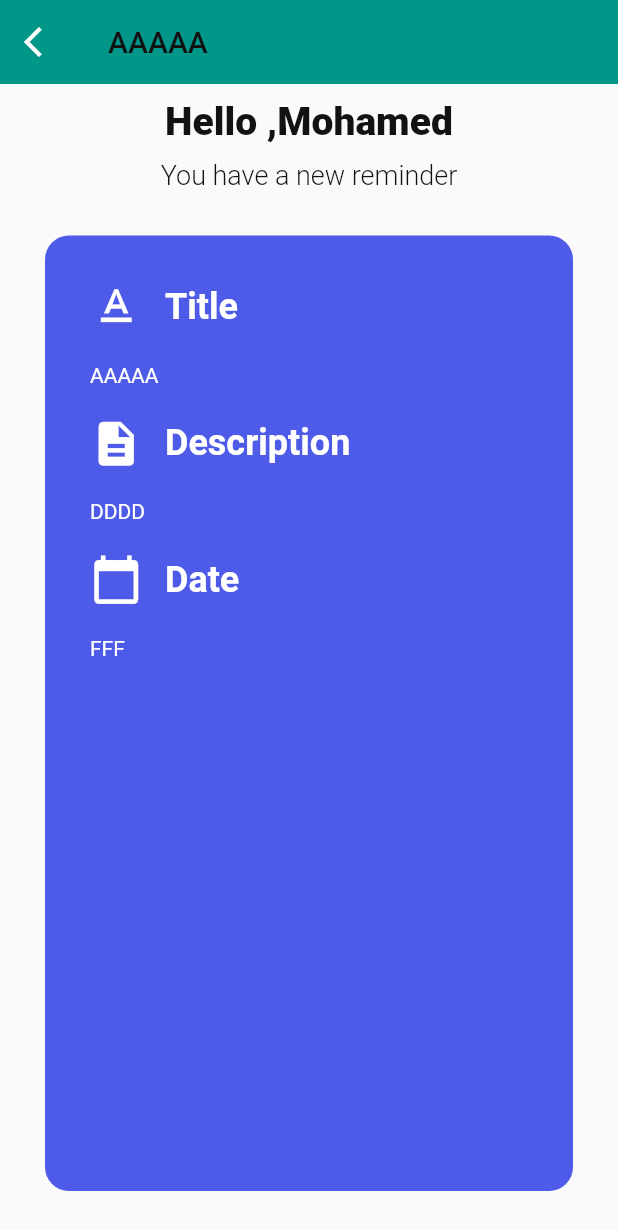
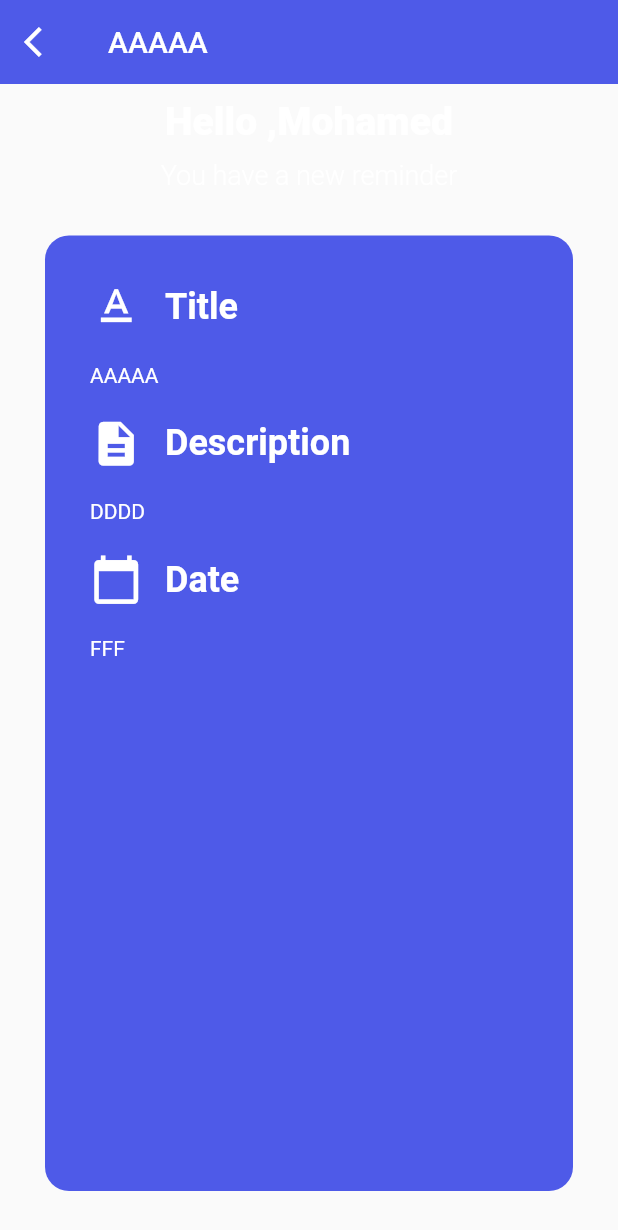
Before and after one commit to Mohamed-Elrashidy/To-Do-App, a Flutter app: the screen it shows after launch, after a tap on the "arrow back ios" icon, on a phone screen of 412 x 824 dp. Shown: the top 1230 px of the screen. Run offline on Flutter 3.47's test engine with Material 2 defaults, Android fonts, the phone set to English and light mode, and no system bars; our stand-ins replace get, get_storage, google_fonts.

Commit message:
theme is adjusted there is one line not undrstanded

```diff
--- a/todo/lib/main.dart
+++ b/todo/lib/main.dart
@@ -1,6 +1,9 @@
 import 'package:flutter/material.dart';
 import 'package:get/get_navigation/src/root/get_material_app.dart';
+import 'package:todo/ui/pages/home_page.dart';
 import './ui/pages/notification_screen.dart';
+import './ui/theme.dart';
+import 'services/theme_services.dart';
 
 void main() {
   runApp(const MyApp());
@@ -12,12 +15,11 @@ class MyApp extends StatelessWidget {
   @override
   Widget build(BuildContext context) {
     return GetMaterialApp(
-      theme: ThemeData(backgroundColor: Colors.teal, primaryColor: Colors.teal),
-      title: 'Flutter Demo',
-      debugShowCheckedModeBanner: false,
-      home: const NotificationScreen(
-        payLoad: 'AAAAA|DDDD|FFF',
-      ),
-    );
+        theme: Themes.light,
+        darkTheme: Themes.dark,
+        themeMode: ThemeServices().theme,
+        title: 'Flutter Demo',
+        debugShowCheckedModeBanner: false,
+        home: const HomePage());
   }
 }
--- a/todo/lib/services/theme_services.dart
+++ b/todo/lib/services/theme_services.dart
@@ -1 +1,21 @@
-class ThemeServices {}
+import 'package:flutter/material.dart';
+import 'package:get_storage/get_storage.dart';
+import 'package:get/get.dart';
+
+class ThemeServices {
+  GetStorage _box = GetStorage();
+  String _key = 'isDarkMode';
+  _saveThemeToBox(bool isDarkMode) {
+    _box.write(_key, isDarkMode);
+  }
+
+  _loadThemeBox() {
+    return _box.read(_key) ?? false;
+  }
+
+  ThemeMode get theme => _loadThemeBox() ? ThemeMode.dark : ThemeMode.light;
+  void switchTheme() {
+    Get.changeThemeMode(theme);
+    _saveThemeToBox(!_loadThemeBox());
+  }
+}
--- a/todo/lib/ui/pages/home_page.dart
+++ b/todo/lib/ui/pages/home_page.dart
@@ -1,4 +1,8 @@
 import 'package:flutter/material.dart';
+import 'package:get/get.dart';
+import 'package:todo/ui/widgets/textformat.dart';
+import 'package:todo/services/theme_services.dart';
+import 'notification_screen.dart';
 
 class HomePage extends StatefulWidget {
   const HomePage({Key? key}) : super(key: key);
@@ -7,11 +11,25 @@ class HomePage extends StatefulWidget {
   State<HomePage> createState() => _HomePageState();
 }
 
+/* const NotificationScreen(
+        payLoad: 'AAAAA|DDDD|FFF',
+      ), */
 class _HomePageState extends State<HomePage> {
   @override
   Widget build(BuildContext context) {
     return Scaffold(
-      appBar: AppBar(),
+      appBar: AppBar(
+          backgroundColor: context.theme.backgroundColor,
+          leading: IconButton(
+              onPressed: () {
+                ThemeServices().switchTheme();
+                Get.to(const NotificationScreen(
+                  payLoad: 'AAAAA|DDDD|FFF',
+                ));
+              },
+              icon: const Icon(Icons.arrow_back_ios)),
+          elevation: 0,
+          title: headingStyle('HomePage')),
       body: Container(),
     );
   }
--- a/todo/lib/ui/pages/notification_screen.dart
+++ b/todo/lib/ui/pages/notification_screen.dart
@@ -1,8 +1,8 @@
 import 'package:flutter/material.dart';
 import 'package:get/get.dart';
 import 'package:todo/ui/theme.dart';
-import 'package:todo/ui/widgets/smalltex.dart';
-import '../widgets/icon_title.dart';
+import 'package:todo/ui/widgets/textformat.dart';
+import '../widgets/icon_title_row.dart';
 
 class NotificationScreen extends StatefulWidget {
   const NotificationScreen({Key? key, required this.payLoad}) : super(key: key);
@@ -12,8 +12,13 @@ class NotificationScreen extends StatefulWidget {
 }
 
 class _NotificationScreenState extends State<NotificationScreen> {
+  se() {
+    print(Get.isDarkMode);
+  }
+
   @override
-  final color = Get.isDarkMode ? Colors.white : darkGreyClr;
+  //this logic not understanded
+  final color = Get.isDarkMode ? Colors.black : Colors.white;
   late String _payload;
   @override
   void initState() {
--- a/todo/lib/ui/theme.dart
+++ b/todo/lib/ui/theme.dart
@@ -8,4 +8,14 @@ const primaryClr = bluishClr;
 const Color darkGreyClr = Color(0xFF121212);
 const Color darkHeaderClr = Color(0xFF424242);
 
-class Themes {}
+class Themes {
+  static final light = ThemeData(
+      backgroundColor: primaryClr,
+      primaryColor: primaryClr,
+      brightness: Brightness.light);
+
+  static final dark = ThemeData(
+      backgroundColor: darkGreyClr,
+      primaryColor: darkGreyClr,
+      brightness: Brightness.dark);
+}
--- a/todo/lib/ui/widgets/smalltex.dart
+++ /dev/null
@@ -1,14 +0,0 @@
-import 'package:flutter/material.dart';
-import 'package:flutter/widgets.dart';
-
-Widget smallText(String s) {
-  return Text(
-    s,
-    style: const TextStyle(
-      color: Colors.white,
-      fontSize: 14,
-    ),
-    maxLines: 10,
-    textAlign: TextAlign.justify,
-  );
-}
```
Also changed, not shown: todo/lib/ui/widgets/textformat.dart (added, +69 -0 lines), todo/lib/ui/widgets/icon_title_row.dart (renamed from todo/lib/ui/widgets/icon_title.dart).
